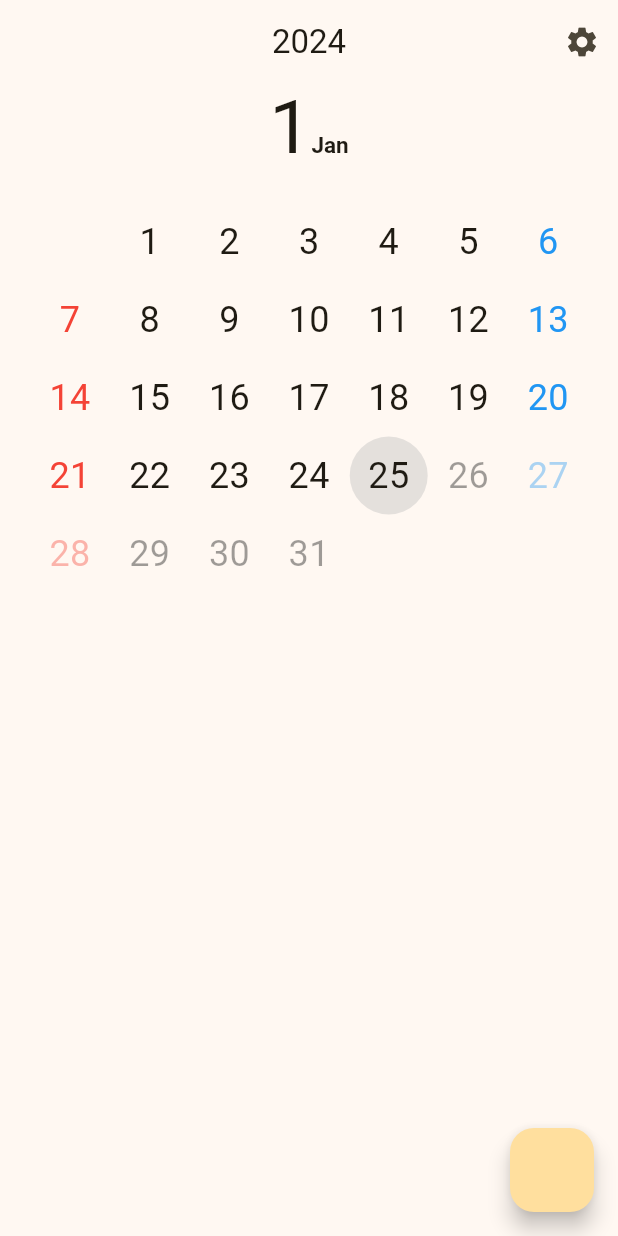
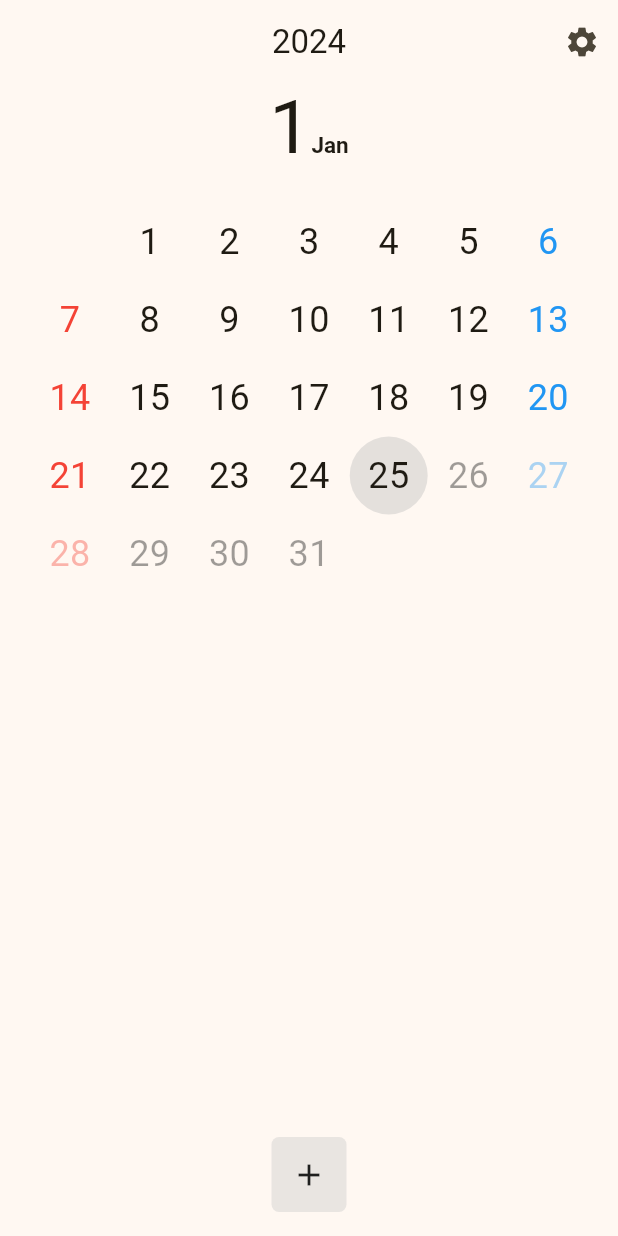
Before and after one commit to SheepBC/Door, a Flutter app: the screen it shows after launch, on a phone screen of 412 x 824 dp. Run offline on Flutter 3.47's test engine with Material 3 defaults, Android fonts, the phone set to English and light mode, and no system bars; drawn by our look-alikes of table_calendar; our stand-ins replace easy_localization, go_router; missing offline and left inert: dart:ffi.

Commit message:
add "버튼 추가"

```diff
--- a/lib/Pages/mainPage.dart
+++ b/lib/Pages/mainPage.dart
@@ -104,13 +104,24 @@ class _MainPageState extends State<MainPage> {
             ],
           ),
         ),
-        floatingActionButton: FloatingActionButton(
-          onPressed: () {
-
+        floatingActionButton: InkWell(
+          child: Container(
+            width: 50,
+            height: 50,
+            child: Icon(Icons.add),
+            decoration: BoxDecoration(
+                color: Theme.of(context).splashColor,
+                borderRadius: BorderRadius.all(Radius.circular(5))
+            ),
+          ),
+          onTap: () {
+            print("tap");
           },
-
+          onLongPress: (){
+            print("long");
+          },
         ),
-
+        floatingActionButtonLocation: FloatingActionButtonLocation.centerFloat,
 
       );
     });
```
